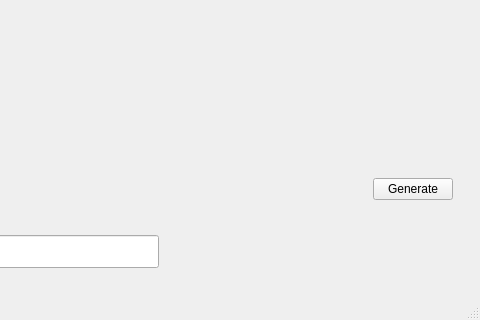
First picture: the form in realtime/dsp/dsplab1/mainwindow.ui, repository surtweig/kpi-assignments, before the edit; both pictures show x 652 to 1132 and y 375 to 695 of the 1132 by 695 pixel window.
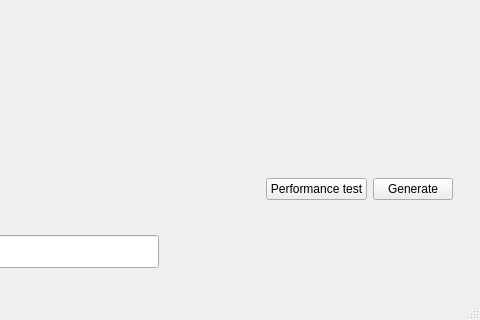
Second picture: the form after the edit.

Commit message: rtc: dsp lab: added performance measurements in PerfTestDialog

```diff
--- a/realtime/dsp/dsplab1/mainwindow.ui
+++ b/realtime/dsp/dsplab1/mainwindow.ui
@@ -222,6 +222,13 @@
             </property>
            </spacer>
           </item>
+          <item>
+           <widget class="QPushButton" name="perfTestDialogShowButton">
+            <property name="text">
+             <string>Performance test</string>
+            </property>
+           </widget>
+          </item>
           <item>
            <widget class="QPushButton" name="generateButton">
             <property name="text">
```
The commit also changes 8 other files.
